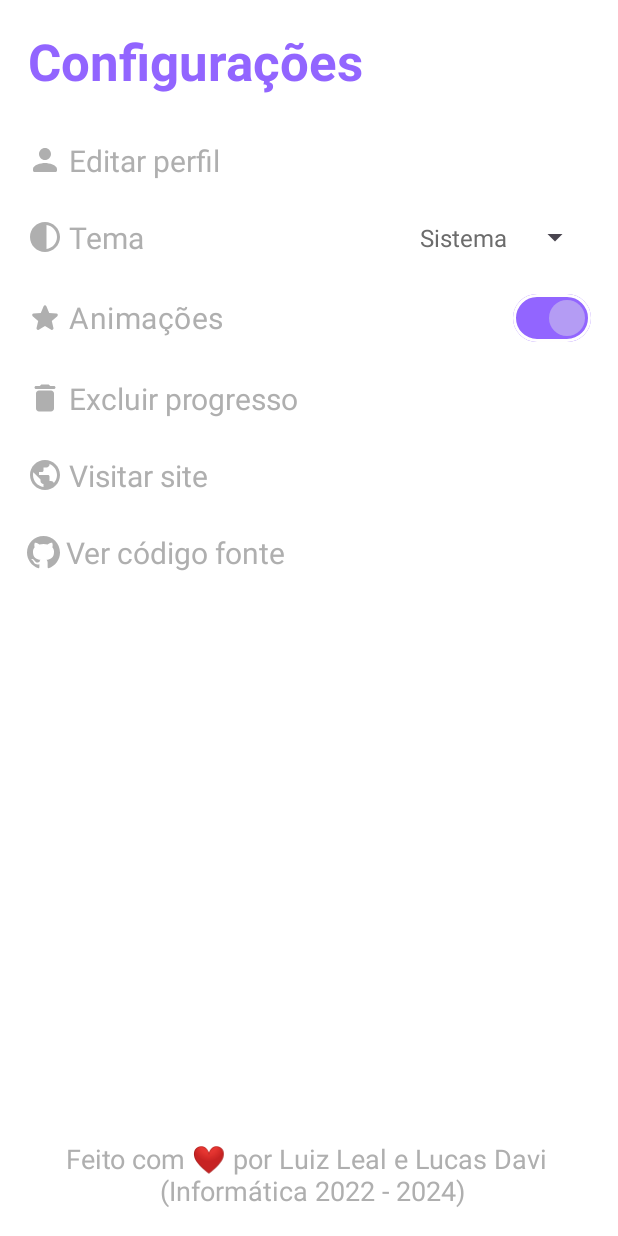
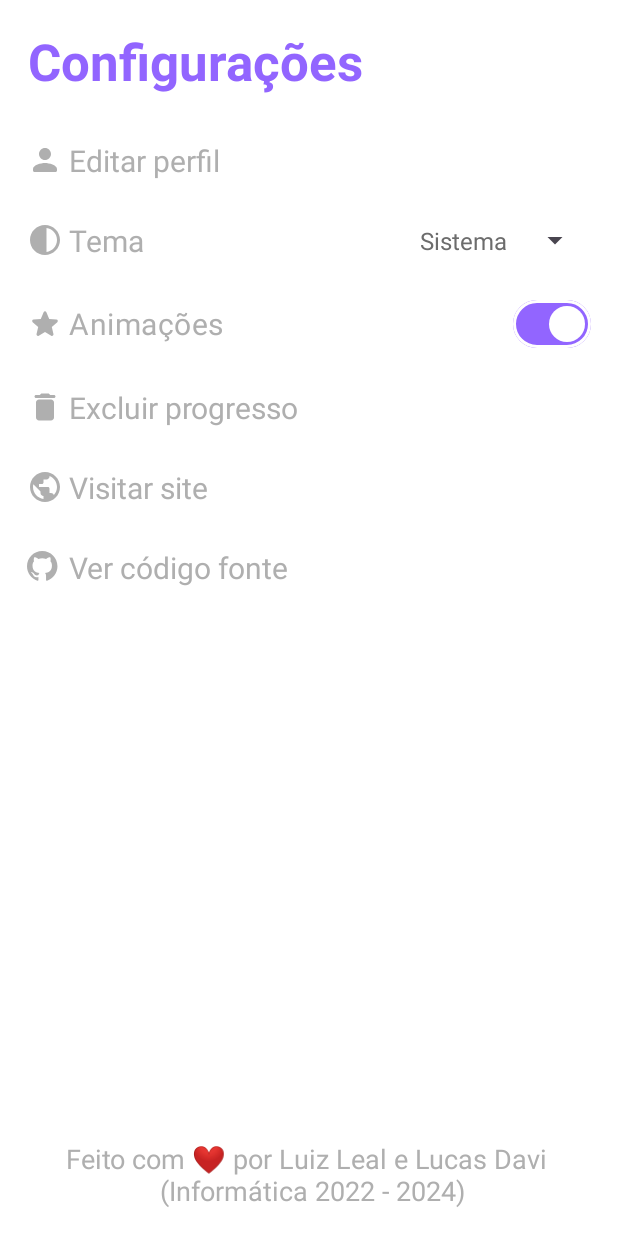
Before and after one commit to luizlealdev/tabuada-glecio-app, an Android app: the SettingsActivity screen opened directly, with no data from a screen before it, on a phone screen of 412 x 824 dp. Run offline under Robolectric (Android 15) with nearby library versions, the phone set to English and light mode, and no system bars; our stand-ins replace Firebase (no records; nobody signed in at launch, a user with empty details on screens opened directly), data binding; Roboto replaces fonts that are not available here.

Commit message:
fix: animation toggle switch colors changed

```diff
--- a/app/src/main/res/drawable/ic_github.xml
+++ b/app/src/main/res/drawable/ic_github.xml
@@ -1,8 +1,8 @@
 <vector xmlns:android="http://schemas.android.com/apk/res/android"
     android:width="22dp"
     android:height="22dp"
-    android:viewportWidth="24"
-    android:viewportHeight="24">
+    android:viewportWidth="26"
+    android:viewportHeight="26">
   <path
       android:fillColor="#FF000000"
       android:pathData="M12,0c-6.626,0 -12,5.373 -12,12 0,5.302 3.438,9.8 8.207,11.387 0.599,0.111 0.793,-0.261 0.793,-0.577v-2.234c-3.338,0.726 -4.033,-1.416 -4.033,-1.416 -0.546,-1.387 -1.333,-1.756 -1.333,-1.756 -1.089,-0.745 0.083,-0.729 0.083,-0.729 1.205,0.084 1.839,1.237 1.839,1.237 1.07,1.834 2.807,1.304 3.492,0.997 0.107,-0.775 0.418,-1.305 0.762,-1.604 -2.665,-0.305 -5.467,-1.334 -5.467,-5.931 0,-1.311 0.469,-2.381 1.236,-3.221 -0.124,-0.303 -0.535,-1.524 0.117,-3.176 0,0 1.008,-0.322 3.301,1.23 0.957,-0.266 1.983,-0.399 3.003,-0.404 1.02,0.005 2.047,0.138 3.006,0.404 2.291,-1.552 3.297,-1.23 3.297,-1.23 0.653,1.653 0.242,2.874 0.118,3.176 0.77,0.84 1.235,1.911 1.235,3.221 0,4.609 -2.807,5.624 -5.479,5.921 0.43,0.372 0.823,1.102 0.823,2.222v3.293c0,0.319 0.192,0.694 0.801,0.576 4.765,-1.589 8.199,-6.086 8.199,-11.386 0,-6.627 -5.373,-12 -12,-12z"/>
--- a/app/src/main/res/layout/activity_settings.xml
+++ b/app/src/main/res/layout/activity_settings.xml
@@ -44,7 +44,7 @@
             android:id="@+id/text_theme_label"
             android:layout_width="wrap_content"
             android:layout_height="wrap_content"
-            android:layout_marginTop="8dp"
+            android:layout_marginTop="10dp"
             android:drawablePadding="4dp"
             android:fontFamily="@font/fredoka_one"
             android:paddingVertical="8dp"
@@ -69,7 +69,7 @@
             android:id="@+id/switch_animations"
             android:layout_width="0dp"
             android:layout_height="wrap_content"
-            android:layout_marginTop="8dp"
+            android:layout_marginTop="10dp"
             android:checked="false"
             android:drawablePadding="4dp"
             android:fontFamily="@font/fredoka_one"
@@ -81,14 +81,14 @@
             app:layout_constraintEnd_toEndOf="parent"
             app:layout_constraintStart_toStartOf="parent"
             app:layout_constraintTop_toBottomOf="@id/text_theme_label"
-            app:thumbTint="@color/lightPrimary"
+            app:thumbTint="@color/white"
             app:trackDecorationTint="@color/secondaryButtonFaceColor" />
 
         <TextView
             android:id="@+id/text_delete_progress"
             android:layout_width="wrap_content"
             android:layout_height="wrap_content"
-            android:layout_marginTop="8dp"
+            android:layout_marginTop="10dp"
             android:clickable="true"
             android:drawablePadding="4dp"
             android:focusable="true"
@@ -106,7 +106,7 @@
             android:id="@+id/text_visit_site"
             android:layout_width="wrap_content"
             android:layout_height="wrap_content"
-            android:layout_marginTop="8dp"
+            android:layout_marginTop="10dp"
             android:clickable="true"
             android:drawablePadding="4dp"
             android:focusable="true"
@@ -124,9 +124,9 @@
             android:id="@+id/text_source_code"
             android:layout_width="wrap_content"
             android:layout_height="wrap_content"
-            android:layout_marginTop="8dp"
+            android:layout_marginTop="10dp"
             android:clickable="true"
-            android:drawablePadding="4dp"
+            android:drawablePadding="6dp"
             android:focusable="true"
             android:fontFamily="@font/fredoka_one"
             android:paddingVertical="8dp"
--- a/app/src/main/res/layout/fragment_game.xml
+++ b/app/src/main/res/layout/fragment_game.xml
@@ -6,9 +6,9 @@
 
     <androidx.constraintlayout.widget.ConstraintLayout
         android:layout_width="match_parent"
+        android:layout_height="match_parent"
         android:background="@color/backgroundColor"
-        android:padding="16dp"
-        android:layout_height="match_parent">
+        android:padding="16dp">
 
         <ProgressBar
             android:id="@+id/progressbar_time"
@@ -54,11 +54,11 @@
             android:layout_width="wrap_content"
             android:layout_height="wrap_content"
             android:layout_marginBottom="6dp"
+            android:drawablePadding="2dp"
             android:fontFamily="@font/fredoka_one"
             android:text="Erros: 0"
             android:textColor="@color/lightRed"
             android:textSize="20sp"
-            android:drawablePadding="2dp"
             app:drawableLeftCompat="@drawable/ic_close"
             app:drawableTint="@color/lightRed"
             app:layout_constraintBottom_toTopOf="@id/edit_result_input"
@@ -71,10 +71,10 @@
             android:layout_marginHorizontal="4dp"
             android:background="@drawable/input_style"
             android:enabled="false"
-            android:maxLength="2"
             android:fontFamily="@font/fredoka_one"
             android:importantForAutofill="no"
             android:inputType="number"
+            android:maxLength="2"
             android:maxLines="1"
             android:padding="12dp"
             android:textColor="@color/textColorPrimary"
@@ -349,5 +349,4 @@
 
         </androidx.constraintlayout.widget.ConstraintLayout>
     </androidx.constraintlayout.widget.ConstraintLayout>
-
 </layout>
```
